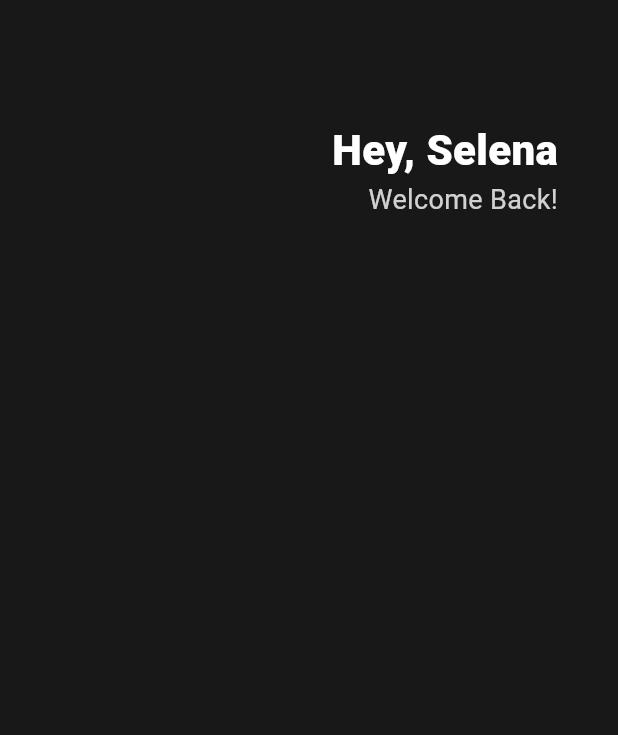
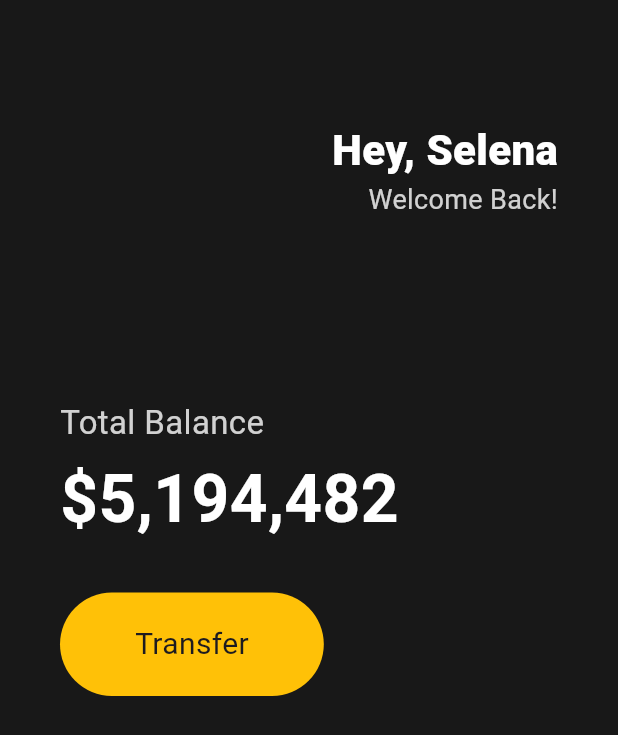
Before and after one commit to kadragon/toonflix, a Flutter app: the screen it shows after launch, on a phone screen of 412 x 824 dp. Shown: the top 735 px of the screen. Run offline on Flutter 3.47's test engine with Material 3 defaults, Android fonts, the phone set to English and light mode, and no system bars.

Commit message:
#3.2 Buttons Section

```diff
--- a/lib/main.dart
+++ b/lib/main.dart
@@ -13,6 +13,7 @@ class App extends StatelessWidget {
         body: Padding(
           padding: EdgeInsets.symmetric(horizontal: 40),
           child: Column(
+            crossAxisAlignment: CrossAxisAlignment.start,
             children: [
               SizedBox(height: 80),
               Row(
@@ -40,6 +41,41 @@ class App extends StatelessWidget {
                   ),
                 ],
               ),
+              SizedBox(height: 120),
+              Text(
+                "Total Balance",
+                style: TextStyle(
+                  fontSize: 22,
+                  color: Colors.white.withValues(alpha: 0.8),
+                ),
+              ),
+              SizedBox(height: 5),
+              Text(
+                "\$5,194,482",
+                style: TextStyle(
+                  fontSize: 44,
+                  fontWeight: FontWeight.w600,
+                  color: Colors.white,
+                ),
+              ),
+              SizedBox(height: 30),
+              Row(
+                children: [
+                  Container(
+                    decoration: BoxDecoration(
+                      color: Colors.amber,
+                      borderRadius: BorderRadius.circular(45),
+                    ),
+                    child: Padding(
+                      padding: EdgeInsets.symmetric(
+                        vertical: 20,
+                        horizontal: 50,
+                      ),
+                      child: Text('Transfer', style: TextStyle(fontSize: 20)),
+                    ),
+                  ),
+                ],
+              ),
             ],
           ),
         ),
```
